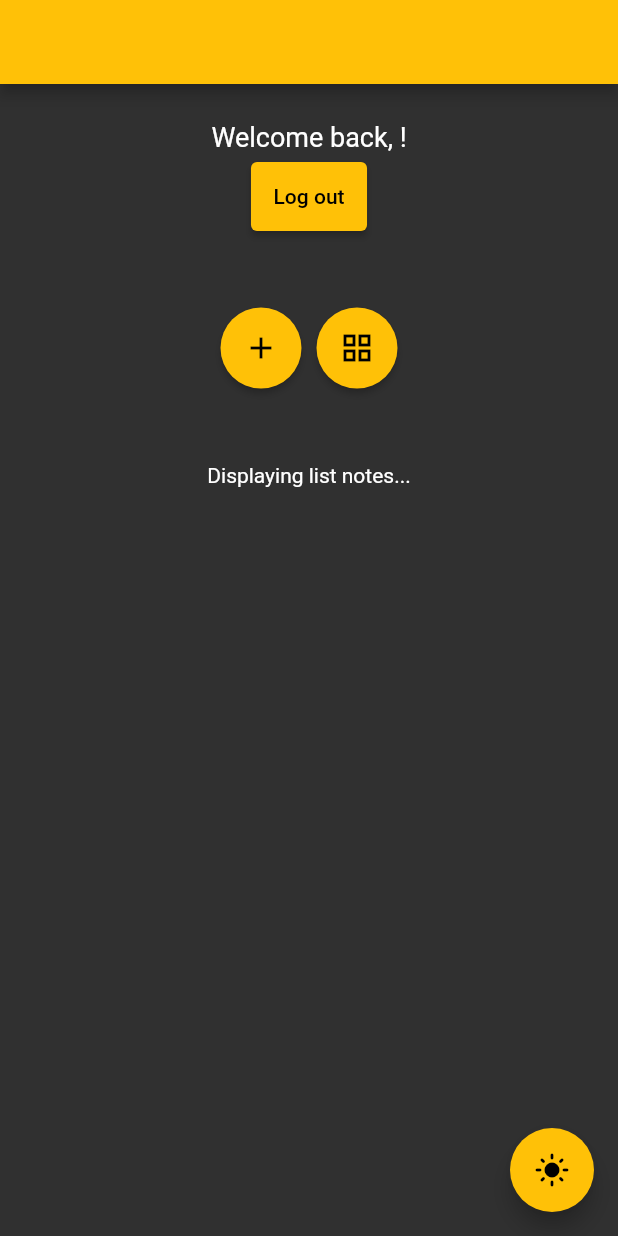
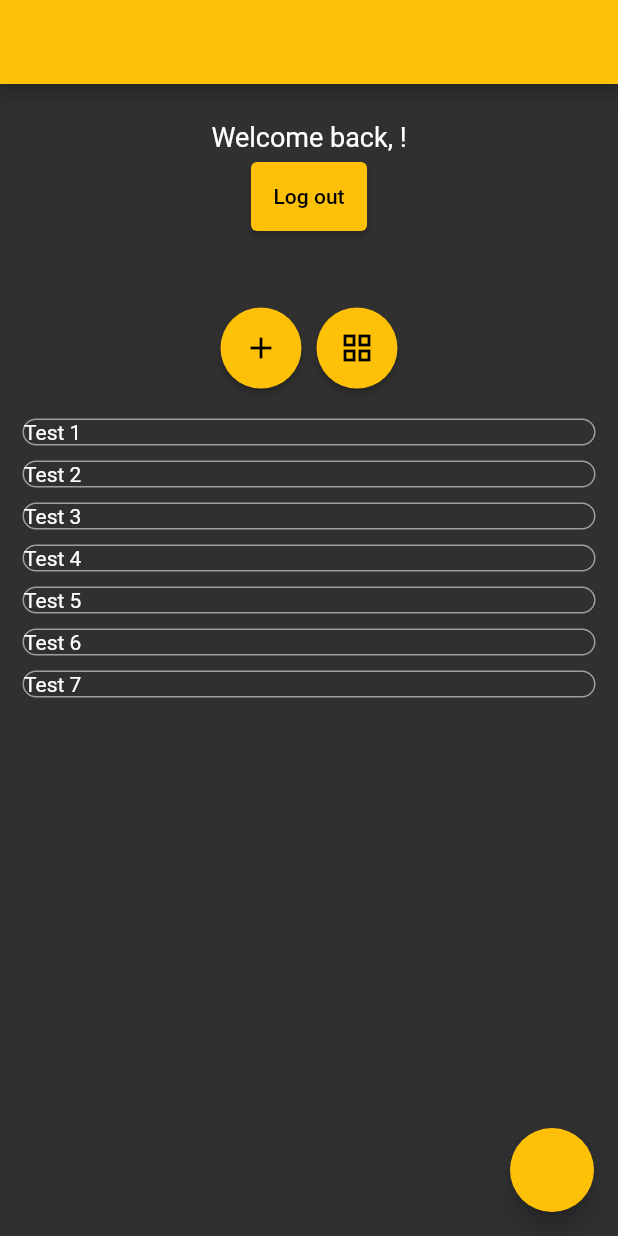
Before and after one commit to vanessahoamea/Google-Keep-Clone, a Flutter app: the HomePage screen opened directly with empty values, after a tap on the "view list" icon, on a phone screen of 412 x 824 dp. Run offline on Flutter 3.47's test engine with Material 2 defaults, Android fonts, the phone set to English and light mode, and no system bars; our stand-ins replace shelf; missing offline and left inert: postgres, shelf_router.

Commit message:
grid and list view

```diff
--- a/lib/components/app_buttons.dart
+++ b/lib/components/app_buttons.dart
@@ -2,7 +2,7 @@ import "package:flutter/material.dart";
 
 class AppButtons extends StatelessWidget {
   final IconData notesView;
-  final void Function() toggleNotesView;
+  final void Function(IconData) toggleNotesView;
 
   const AppButtons({
     super.key,
@@ -13,7 +13,7 @@ class AppButtons extends StatelessWidget {
   @override
   Widget build(BuildContext context) {
     return Padding(
-      padding: const EdgeInsets.only(top: 50, bottom: 50),
+      padding: const EdgeInsets.only(top: 50, bottom: 5),
       child: Row(
         mainAxisAlignment: MainAxisAlignment.center,
         children: [
@@ -33,7 +33,11 @@ class AppButtons extends StatelessWidget {
             message: notesView == Icons.view_list ? "List view" : "Grid view",
             child: ElevatedButton(
               onPressed: () {
-                toggleNotesView();
+                if (notesView == Icons.view_list) {
+                  toggleNotesView(Icons.grid_view);
+                } else {
+                  toggleNotesView(Icons.view_list);
+                }
               },
               style: ElevatedButton.styleFrom(
                 shape: const CircleBorder(),
--- /dev/null
+++ b/lib/components/grid_notes.dart
@@ -0,0 +1,36 @@
+import "package:flutter/material.dart";
+import "package:flutter_staggered_grid_view/flutter_staggered_grid_view.dart";
+
+class GridNotes extends StatelessWidget {
+  const GridNotes({super.key, required this.notes});
+
+  final List notes;
+
+  @override
+  Widget build(BuildContext context) {
+    return MasonryGridView.builder(
+      physics: const NeverScrollableScrollPhysics(),
+      shrinkWrap: true,
+      itemCount: notes.length,
+      gridDelegate: const SliverSimpleGridDelegateWithFixedCrossAxisCount(
+          crossAxisCount: 2),
+      itemBuilder: (context, index) {
+        return Padding(
+          padding: const EdgeInsets.all(5),
+          child: GestureDetector(
+            onTap: () {
+              print("Pressed note ${notes[index]}");
+            },
+            child: Container(
+              decoration: BoxDecoration(
+                border: Border.all(color: Colors.grey),
+                borderRadius: BorderRadius.circular(10),
+              ),
+              child: Text("Test ${notes[index]}"),
+            ),
+          ),
+        );
+      },
+    );
+  }
+}
--- a/lib/components/input_field.dart
+++ b/lib/components/input_field.dart
@@ -3,13 +3,11 @@ import "package:flutter/material.dart";
 class InputField extends StatelessWidget {
   final TextEditingController controller;
   final String hintText;
-  final bool obscureText;
 
   const InputField({
     super.key,
     required this.controller,
     required this.hintText,
-    required this.obscureText,
   });
 
   @override
@@ -18,7 +16,7 @@ class InputField extends StatelessWidget {
       padding: const EdgeInsets.fromLTRB(50, 0, 50, 10),
       child: TextField(
         controller: controller,
-        obscureText: obscureText,
+        obscureText: hintText == "Password" ? true : false,
         decoration: InputDecoration(
           enabledBorder: const OutlineInputBorder(
             borderSide: BorderSide(color: Colors.grey),
--- /dev/null
+++ b/lib/components/list_notes.dart
@@ -0,0 +1,32 @@
+import "package:flutter/material.dart";
+
+class ListNotes extends StatelessWidget {
+  const ListNotes({super.key, required this.notes});
+
+  final List notes;
+
+  @override
+  Widget build(BuildContext context) {
+    return ListView(
+      physics: const NeverScrollableScrollPhysics(),
+      shrinkWrap: true,
+      children: notes.map((item) {
+        return Padding(
+          padding: const EdgeInsets.all(5),
+          child: GestureDetector(
+            onTap: () {
+              print("Pressed note $item");
+            },
+            child: Container(
+              decoration: BoxDecoration(
+                border: Border.all(color: Colors.grey),
+                borderRadius: BorderRadius.circular(10),
+              ),
+              child: Text("Test $item"),
+            ),
+          ),
+        );
+      }).toList(),
+    );
+  }
+}
--- a/lib/pages/home.dart
+++ b/lib/pages/home.dart
@@ -1,5 +1,7 @@
 import "package:flutter/material.dart";
 import "package:project/components/app_buttons.dart";
+import "package:project/components/grid_notes.dart";
+import "package:project/components/list_notes.dart";
 import "package:project/components/main_button.dart";
 import "package:project/main.dart";
 
@@ -9,35 +11,28 @@ class HomePage extends StatefulWidget {
     required this.title,
     required this.userId,
     required this.userEmail,
+    required this.themeIcon,
+    required this.toggleThemeIcon,
   });
 
   final String title;
   final int userId;
   final String userEmail;
+  final IconData themeIcon;
+  final void Function(IconData) toggleThemeIcon;
 
   @override
   State<HomePage> createState() => _HomePageState();
 }
 
 class _HomePageState extends State<HomePage> {
+  List notes = [];
   var notesView = Icons.view_list;
-  var themeIcon = MyApp.themeNotifier.value == ThemeMode.dark
-      ? Icons.light_mode
-      : Icons.dark_mode;
 
-  void toggleThemeIcon(IconData icon) {
+  void toggleNotesView(IconData view) {
     setState(() {
-      themeIcon = icon;
-    });
-  }
-
-  void toggleNotesView() {
-    setState(() {
-      if (notesView == Icons.view_list) {
-        notesView = Icons.grid_view;
-      } else {
-        notesView = Icons.view_list;
-      }
+      notesView = view;
+      notes = [1, 2, 3, 4, 5, 6, 7]; // for debugging
     });
   }
 
@@ -54,7 +49,7 @@ class _HomePageState extends State<HomePage> {
         backgroundColor: Colors.amber,
         automaticallyImplyLeading: false,
       ),
-      body: Center(
+      body: SingleChildScrollView(
         child: Column(
           mainAxisAlignment: MainAxisAlignment.start,
           children: <Widget>[
@@ -78,9 +73,12 @@ class _HomePageState extends State<HomePage> {
             ),
 
             // view all notes
-            notesView == Icons.view_list
-                ? const Text("Displaying grid notes...")
-                : const Text("Displaying list notes..."),
+            Padding(
+              padding: const EdgeInsets.all(10),
+              child: notesView == Icons.view_list
+                  ? GridNotes(notes: notes)
+                  : ListNotes(notes: notes),
+            ),
           ],
         ),
       ),
@@ -88,14 +86,14 @@ class _HomePageState extends State<HomePage> {
         onPressed: () {
           if (MyApp.themeNotifier.value == ThemeMode.light) {
             MyApp.themeNotifier.value = ThemeMode.dark;
-            toggleThemeIcon(Icons.light_mode);
+            widget.toggleThemeIcon(Icons.light_mode);
           } else {
             MyApp.themeNotifier.value = ThemeMode.light;
-            toggleThemeIcon(Icons.dark_mode);
+            widget.toggleThemeIcon(Icons.dark_mode);
           }
         },
         backgroundColor: Colors.amber,
-        child: Icon(themeIcon),
+        child: Icon(widget.themeIcon),
       ),
     );
   }
--- a/pubspec.yaml
+++ b/pubspec.yaml
@@ -44,6 +44,9 @@ dependencies:
 
   # REST API framework
   shelf_router: ^1.1.4
+
+  #
+  flutter_staggered_grid_view: ^0.6.2
 
 dev_dependencies:
   flutter_test:
```
Also changed, not shown: lib/components/error_popup.dart (added, +18 -0 lines), lib/pages/login.dart (+11 -35 lines), pubspec.lock, 1 other file.
